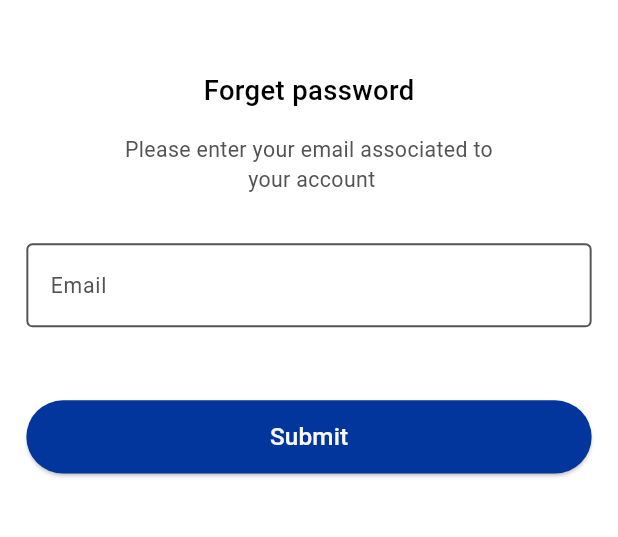
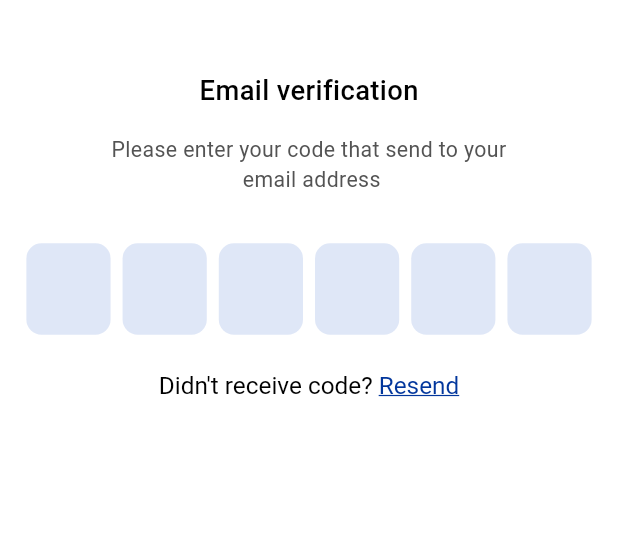
Before and after one commit to mohamedAlaa-CS/online_exam, a Flutter app: the ForgetPasswordView screen opened by its route, after a tap on "Submit", on a phone screen of 412 x 824 dp, the part 53-590 px from its top. Run offline on Flutter 3.47's test engine with Material 3 defaults, Android fonts, the phone set to English and light mode, and no system bars; drawn by our look-alikes of pinput; our stand-ins replace dio, flutter_bloc, flutter_screenutil, get_it, injectable.

Commit message:
+ pinput package - verification code view UI done

```diff
--- a/lib/core/routing/app_router.dart
+++ b/lib/core/routing/app_router.dart
@@ -3,6 +3,7 @@ import 'package:flutter_bloc/flutter_bloc.dart';
 import 'package:online_exam/core/di/di.dart';
 import 'package:online_exam/core/routing/routes.dart';
 import 'package:online_exam/presentation/forget_password/views/forget_password_view.dart';
+import 'package:online_exam/presentation/forget_password/views/verification_code_view.dart';
 import 'package:online_exam/presentation/login/login_view.dart';
 import 'package:online_exam/presentation/signup/sign_up_view.dart';
 import 'package:online_exam/presentation/signup/sign_up_viewmodel.dart';
@@ -25,6 +26,10 @@ class AppRouters {
         return MaterialPageRoute(
           builder: (context) => const ForgetPasswordView(),
         );
+      case Routers.verificationCodeView:
+        return MaterialPageRoute(
+          builder: (context) => VerificationCodeView(),
+        );
 
       default:
         return null;
--- a/lib/core/routing/routes.dart
+++ b/lib/core/routing/routes.dart
@@ -2,4 +2,5 @@ class Routers {
   static const String loginView = '/login';
   static const String signupView = '/signup';
   static const String forgetPassword = '/forget_password_view';
+  static const String verificationCodeView = '/verification_code_view';
 }
--- a/lib/core/theming/colors.dart
+++ b/lib/core/theming/colors.dart
@@ -13,4 +13,5 @@ class AppColors {
   static const Color lightGreen = Color(0xFFCAF9CC);
   static const Color lightRed = Color(0xFFF8D2D2);
   static const Color placeHolder = Color(0xffa6a6a6);
+  static const Color pinPut = Color(0xffDFE7F7);
 }
--- a/lib/presentation/forget_password/views/forget_password_view.dart
+++ b/lib/presentation/forget_password/views/forget_password_view.dart
@@ -1,6 +1,8 @@
 import 'package:flutter/material.dart';
 import 'package:flutter_screenutil/flutter_screenutil.dart';
+import 'package:online_exam/core/helper/extensions.dart';
 import 'package:online_exam/core/helper/spacing.dart';
+import 'package:online_exam/core/routing/routes.dart';
 import 'package:online_exam/core/widgets/app_button.dart';
 import 'package:online_exam/core/widgets/app_text_form_field.dart';
 import 'package:online_exam/core/widgets/title_of_view.dart';
@@ -34,7 +36,10 @@ class ForgetPasswordView extends StatelessWidget {
                 AppButton(
                   isExpanded: true,
                   text: 'Submit',
-                  onPressed: () {},
+                  onPressed: () {
+                    //todo : call forget password api here & nav to verify otp
+                    context.pushName(Routers.verificationCodeView);
+                  },
                 ),
               ],
             ),
--- /dev/null
+++ b/lib/presentation/forget_password/views/verification_code_view.dart
@@ -0,0 +1,63 @@
+import 'package:flutter/material.dart';
+import 'package:flutter_screenutil/flutter_screenutil.dart';
+import 'package:online_exam/core/helper/spacing.dart';
+import 'package:online_exam/core/theming/colors.dart';
+import 'package:online_exam/core/theming/styles.dart';
+import 'package:online_exam/core/widgets/title_of_view.dart';
+import 'package:online_exam/presentation/forget_password/widgets/donot_receive_code_text_and_resend_button.dart';
+import 'package:online_exam/presentation/forget_password/widgets/ttitle_and_description_forget_password.dart';
+import 'package:pinput/pinput.dart';
+
+class VerificationCodeView extends StatelessWidget {
+  VerificationCodeView({super.key});
+  final defaultPinTheme = PinTheme(
+    width: 67.w,
+    height: 60.h,
+    textStyle: TextStyles.font20Black500Weight,
+    decoration: BoxDecoration(
+      color: AppColors.pinPut,
+      border: Border.all(color: Colors.transparent),
+      borderRadius: BorderRadius.circular(10.r),
+    ),
+  );
+  @override
+  Widget build(BuildContext context) {
+    return Scaffold(
+      body: SafeArea(
+        child: Padding(
+          padding: EdgeInsets.only(right: 16.w, left: 16.w),
+          child: SingleChildScrollView(
+            child: Column(
+              children: [
+                const TitleOfView(title: 'Password'),
+                verticalSpace(40),
+                const TitleAndDescriptionForgetPassword(
+                  title: 'Email verification',
+                  description:
+                      'Please enter your code that send to your \n email address ',
+                ),
+                verticalSpace(32),
+                Pinput(
+                  validator: (value) {
+                    if (value!.length != 6) {
+                      return 'Invalid code';
+                    }
+                    return null;
+                  },
+                  defaultPinTheme: defaultPinTheme,
+                  errorPinTheme: defaultPinTheme.copyBorderWith(
+                    border: Border.all(color: AppColors.error),
+                  ),
+                  length: 6,
+                  onCompleted: (pin) => print(pin),
+                ),
+                verticalSpace(24),
+                const DonotReceiveCodeTextAndResendButton()
+              ],
+            ),
+          ),
+        ),
+      ),
+    );
+  }
+}
--- /dev/null
+++ b/lib/presentation/forget_password/widgets/donot_receive_code_text_and_resend_button.dart
@@ -0,0 +1,36 @@
+import 'package:flutter/gestures.dart';
+import 'package:flutter/material.dart';
+import 'package:online_exam/core/theming/colors.dart';
+import 'package:online_exam/core/theming/styles.dart';
+
+class DonotReceiveCodeTextAndResendButton extends StatelessWidget {
+  const DonotReceiveCodeTextAndResendButton({super.key});
+
+  @override
+  Widget build(BuildContext context) {
+    return RichText(
+      textAlign: TextAlign.center,
+      text: TextSpan(
+        children: [
+          TextSpan(
+            text: 'Didn\'t receive code? ',
+            style:
+                TextStyles.font16Gray400Weight.copyWith(color: AppColors.black),
+          ),
+          TextSpan(
+            text: 'Resend',
+            style: TextStyles.font16Gray400Weight.copyWith(
+              color: AppColors.primary,
+              decoration: TextDecoration.underline,
+            ),
+            recognizer: TapGestureRecognizer()
+              ..onTap = () {
+                //todo : navigate to login view
+                //  context.pushName(Routers.loginScreen);
+              },
+          ),
+        ],
+      ),
+    );
+  }
+}
--- a/pubspec.yaml
+++ b/pubspec.yaml
@@ -40,6 +40,8 @@ dependencies:
   get_it:
   dio:
   flutter_bloc:
+ #Pin code input (OTP) text field
+  pinput: ^5.0.0
 dev_dependencies:
   flutter_test:
     sdk: flutter
```
Also changed, not shown: pubspec.lock.
